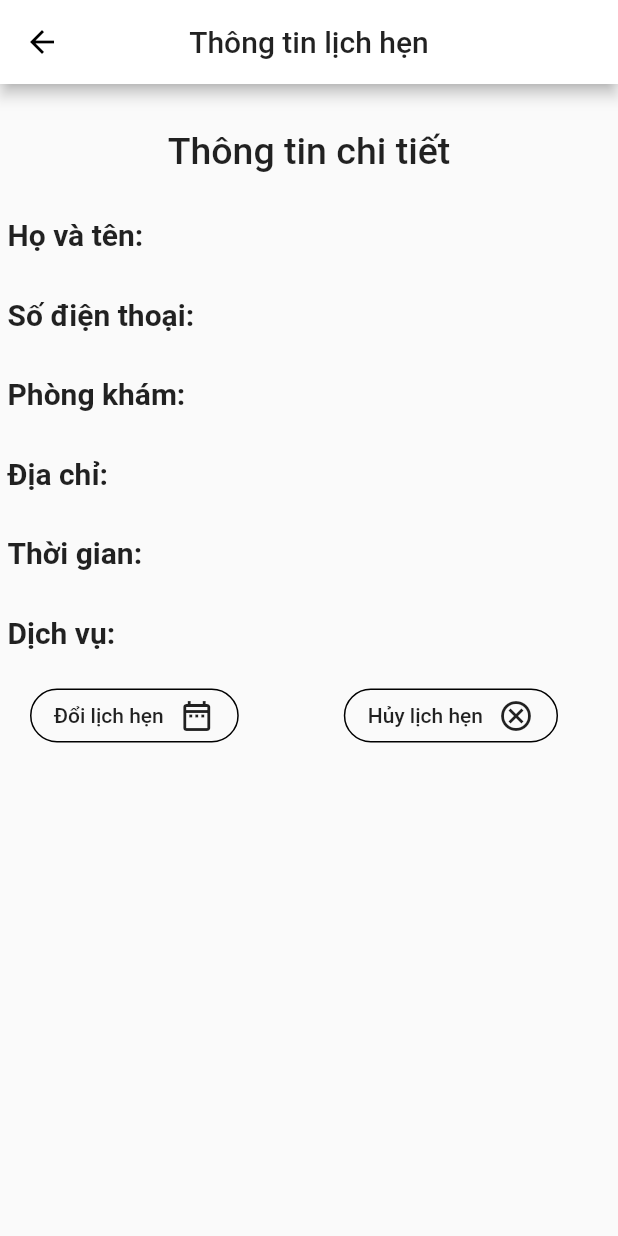
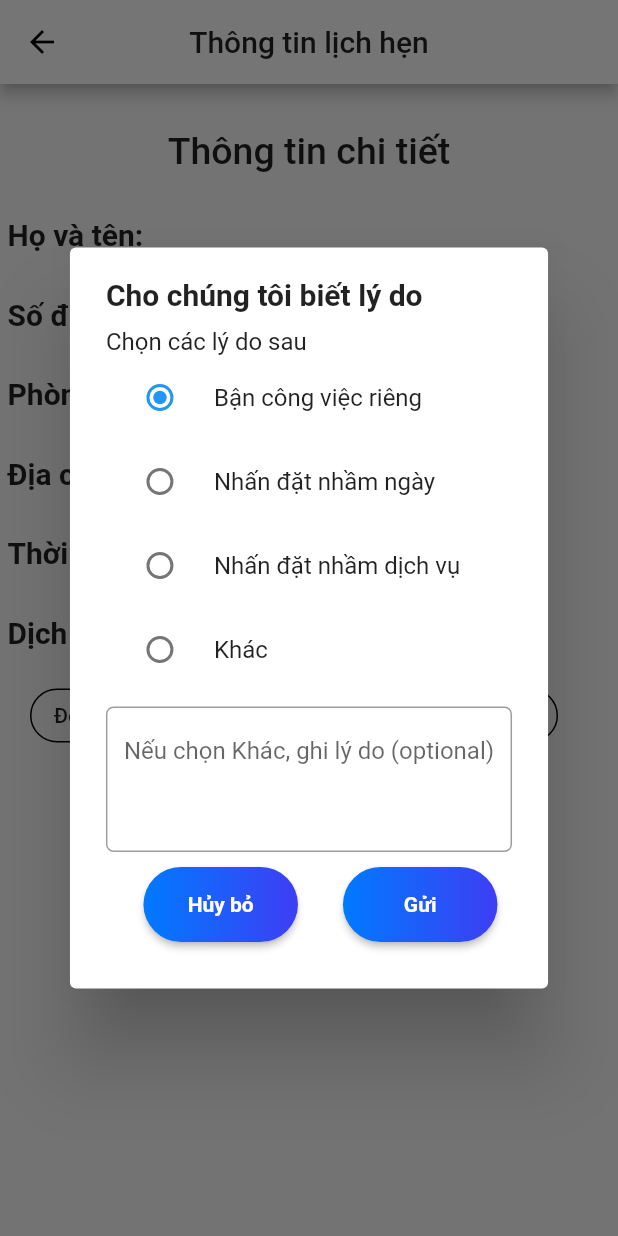
Before and after one commit to redore1234/HCIProject, a Flutter app: the AppoinmentDetailScreen screen opened directly with empty values, after a tap on "Hủy lịch hẹn", on a phone screen of 412 x 824 dp. Run offline on Flutter 3.47's test engine with Material 2 defaults, Android fonts, the phone set to English and light mode, and no system bars; our stand-ins replace date_picker_timeline, flutter_rating_bar, flutter_svg, fluttertoast, table_calendar; missing offline and left inert: fa_stepper.

Commit message:
Add popup in appointment detail when cancel

```diff
--- a/lib/views/appointment_detail/appointment_detail.dart
+++ b/lib/views/appointment_detail/appointment_detail.dart
@@ -25,8 +25,9 @@ class AppoinmentDetailScreen extends StatefulWidget {
       _AppoinmentDetailScreenState(appointment);
 }
 
-class _AppoinmentDetailScreenState extends State<AppoinmentDetailScreen> {
+class _AppoinmentDetailScreenState extends State<AppoinmentDetailScreen>{
   final Appointment appointment;
+  Reason _reason = Reason.onBussiness;
   _AppoinmentDetailScreenState(this.appointment);
   @override
   Widget build(BuildContext context) {
@@ -230,7 +231,27 @@ class _AppoinmentDetailScreenState extends State<AppoinmentDetailScreen> {
                   width: 70,
                 ),
                 FlatButton(
-                    onPressed: () {},
+                    onPressed: () {
+                      showDialog(
+                          context: context,
+                          builder: (BuildContext context) {
+                            return AlertDialog(
+                              insetPadding: EdgeInsets.all(10),
+                              content: Stack(
+                                overflow: Overflow.visible,
+                                alignment: Alignment.center,
+                                children: [
+                                  Container(
+                                    width: double.infinity,
+                                    height: 450,
+                                    child: ReasonRadio(),
+                                  ),
+                                ],
+                              ),
+                            );
+                          }
+                      );
+                    },
                     shape: RoundedRectangleBorder(
                         borderRadius: BorderRadius.circular(20),
                         side: BorderSide(color: Colors.black)),
@@ -251,3 +272,152 @@ class _AppoinmentDetailScreenState extends State<AppoinmentDetailScreen> {
     );
   }
 }
+
+enum Reason { onBussiness, wrongDay, orther, wrongService }
+
+class ReasonRadio extends StatefulWidget {
+  ReasonRadio({Key key}) : super(key: key);
+
+  @override
+  _ReasonRadioState createState() => _ReasonRadioState();
+}
+
+/// This is the private State class that goes with MyStatefulWidget.
+class _ReasonRadioState extends State<ReasonRadio> {
+  Reason _character = Reason.onBussiness;
+
+  @override
+  Widget build(BuildContext context) {
+    Size size = MediaQuery.of(context).size;
+    return Column(
+      crossAxisAlignment: CrossAxisAlignment.start,
+      children: <Widget>[
+        Text('Cho chúng tôi biết lý do', style: TextStyle(fontSize: 20, fontWeight: FontWeight.bold),),
+        SizedBox(height: 10,),
+        Text('Chọn các lý do sau'),
+        RadioListTile<Reason>(
+          title: Text('Bận công việc riêng'),
+          value: Reason.onBussiness,
+          groupValue: _character,
+          onChanged: (Reason value) {
+            setState(() {
+              _character = value;
+            });
+          },
+        ),
+        RadioListTile<Reason>(
+          title: const Text('Nhấn đặt nhầm ngày'),
+          value: Reason.wrongDay,
+          groupValue: _character,
+          onChanged: (Reason value) {
+            setState(() {
+              _character = value;
+            });
+          },
+        ),
+        RadioListTile<Reason>(
+          title: const Text('Nhấn đặt nhầm dịch vụ'),
+          value: Reason.wrongService,
+          groupValue: _character,
+          onChanged: (Reason value) {
+            setState(() {
+              _character = value;
+            });
+          },
+        ),
+        RadioListTile<Reason>(
+          title: const Text('Khác'),
+          value: Reason.orther,
+          groupValue: _character,
+          onChanged: (Reason value) {
+            setState(() {
+              _character = value;
+            });
+          },
+        ),
+      SizedBox(height: 10,),
+      TextFormField(
+        maxLines: 3,
+        decoration: InputDecoration(
+            border: OutlineInputBorder(
+                borderRadius: BorderRadius.circular(5)
+            ),
+          hintText: 'Nếu chọn Khác, ghi lý do (optional)'
+        ),
+      ),
+      SizedBox(height: 10,),
+      Row(
+          children: [
+            SizedBox(
+              width: 25,
+            ),
+            RaisedButton(
+              onPressed: () =>
+                  Navigator.of(context).pop(),
+              shape: RoundedRectangleBorder(
+                  borderRadius:
+                  BorderRadius.circular(80.0)),
+              textColor: Colors.white,
+              padding: const EdgeInsets.all(0),
+              child: Container(
+                alignment: Alignment.center,
+                height: 50.0,
+                width: size.width * 0.25,
+                decoration: new BoxDecoration(
+                  borderRadius:
+                  BorderRadius.circular(80.0),
+                  gradient: new LinearGradient(colors: [
+                    Constants.PRIMARY_COLOR,
+                    Constants.HEAVY_BLUE
+                    // Color.fromARGB(255, 255, 136, 31),
+                    // Color.fromARGB(255, 255, 136, 31)
+                  ]),
+                ),
+                padding: const EdgeInsets.all(0),
+                child: Text(
+                  "Hủy bỏ",
+                  textAlign: TextAlign.center,
+                  style: TextStyle(
+                      fontWeight: FontWeight.bold),
+                ),
+              ),
+            ),
+            SizedBox(
+              width: 30,
+            ),
+            RaisedButton(
+              onPressed: () {},
+              shape: RoundedRectangleBorder(
+                  borderRadius:
+                  BorderRadius.circular(80.0)),
+              textColor: Colors.white,
+              padding: const EdgeInsets.all(0),
+              child: Container(
+                alignment: Alignment.center,
+                height: 50.0,
+                width: size.width * 0.25,
+                decoration: new BoxDecoration(
+                  borderRadius:
+                  BorderRadius.circular(80.0),
+                  gradient: new LinearGradient(colors: [
+                    Constants.PRIMARY_COLOR,
+                    Constants.HEAVY_BLUE
+                    // Color.fromARGB(255, 255, 136, 34),
+                    // Color.fromARGB(255, 255, 177, 41)
+                  ]),
+                ),
+                padding: const EdgeInsets.all(0),
+                child: Text(
+                  "Gửi",
+                  textAlign: TextAlign.center,
+                  style: TextStyle(
+                      fontWeight: FontWeight.bold),
+                ),
+              ),
+            ),
+          ],
+        ),
+      ],
+    );
+  }
+}
```
